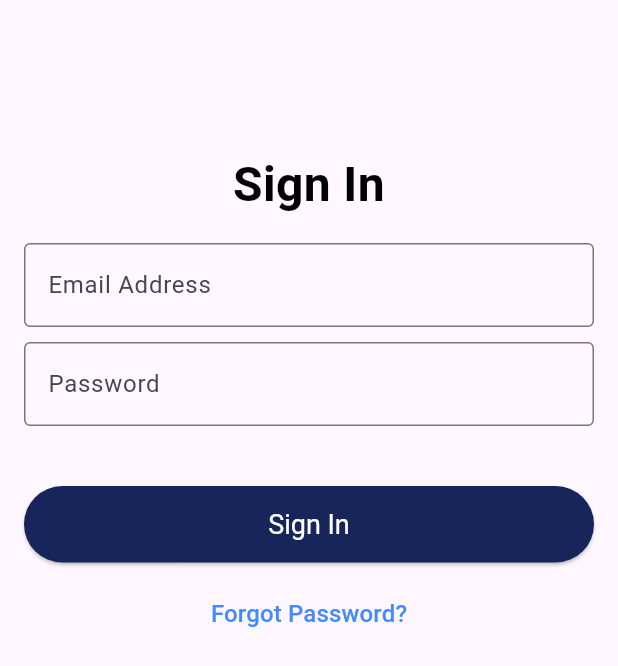
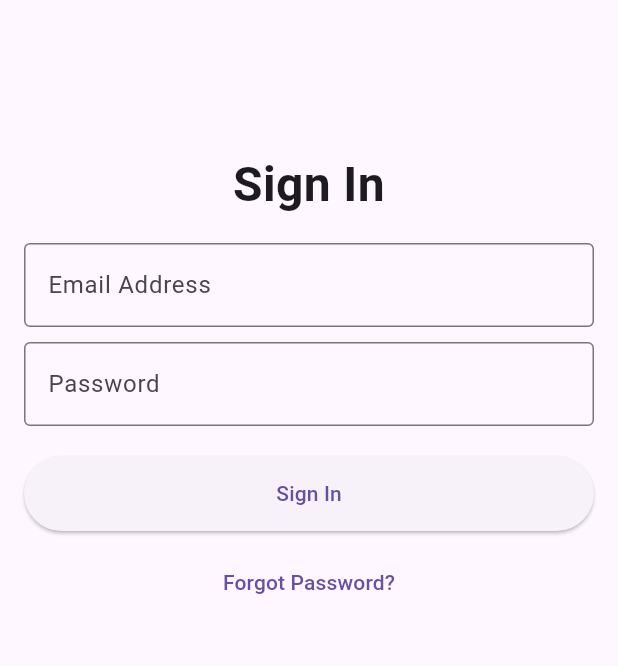
Before and after one commit to JAYANTJOSHI001/ScrapconApp, a Flutter app: the LoginScreen screen opened directly, on a phone screen of 412 x 824 dp. Shown: the top 666 px of the screen. Run offline on Flutter 3.47's test engine with Material 3 defaults, Android fonts, the phone set to English and light mode, and no system bars; our stand-ins replace flutter_dotenv, flutter_svg.

Commit message:
sign in sign up implemented

```diff
--- a/lib/main.dart
+++ b/lib/main.dart
@@ -1,7 +1,9 @@
 import 'package:flutter/material.dart';
+import 'package:flutter_dotenv/flutter_dotenv.dart';
 import 'screens/splash_screen.dart';
 
-void main() {
+Future<void> main() async {
+  await dotenv.load(fileName: ".env");
   runApp(ScrapconApp());
 }
 
--- a/lib/screens/login_screen.dart
+++ b/lib/screens/login_screen.dart
@@ -1,22 +1,47 @@
 import 'package:flutter/material.dart';
+import 'package:http/http.dart' as http;
+import 'package:flutter_dotenv/flutter_dotenv.dart';
+import 'dart:convert';
+import 'onboarding_screen.dart';
 
 class LoginScreen extends StatelessWidget {
+  final TextEditingController _emailController = TextEditingController();
+  final TextEditingController _passwordController = TextEditingController();
+
+  Future<void> _login(BuildContext context) async {
+    final url = '${dotenv.env['BACKEND_URL']}/api/users/login';
+    final response = await http.post(
+      Uri.parse(url),
+      headers: {'Content-Type': 'application/json'},
+      body: json.encode({
+        'email': _emailController.text,
+        'password': _passwordController.text,
+      }),
+    );
+
+    if (response.statusCode == 200) {
+      final data = json.decode(response.body);
+      final token = data['token'];
+      Navigator.pushReplacement(
+        context,
+        MaterialPageRoute(builder: (context) => OnboardingScreen()),
+      );
+    } else {
+      print('Login failed: ${response.body}');
+    }
+  }
+
   @override
   Widget build(BuildContext context) {
     return Scaffold(
       body: Column(
         children: [
-          // "Sign In" Heading with Top Padding
           Padding(
             padding: EdgeInsets.only(top: 100),
             child: Text(
               'Sign In',
-              style: TextStyle(
-                fontSize: 32,
-                fontWeight: FontWeight.bold,
-                color: Colors.black, // Black text color
-              ),
-              textAlign: TextAlign.center, // Center align the text
+              style: TextStyle(fontSize: 32, fontWeight: FontWeight.bold),
+              textAlign: TextAlign.center,
             ),
           ),
           Expanded(
@@ -24,50 +49,28 @@ class LoginScreen extends StatelessWidget {
               padding: EdgeInsets.all(16.0),
               child: ListView(
                 children: [
-                  // Email Address Field
                   TextField(
-                    decoration: InputDecoration(
-                      labelText: 'Email Address',
-                      border: OutlineInputBorder(),
-                    ),
+                    controller: _emailController,
+                    decoration: InputDecoration(labelText: 'Email Address', border: OutlineInputBorder()),
                   ),
                   SizedBox(height: 10),
-                  // Password Field
                   TextField(
+                    controller: _passwordController,
                     obscureText: true,
-                    decoration: InputDecoration(
-                      labelText: 'Password',
-                      border: OutlineInputBorder(),
-                    ),
+                    decoration: InputDecoration(labelText: 'Password', border: OutlineInputBorder()),
                   ),
                   SizedBox(height: 20),
-                  SizedBox(height: 20),
-                  // Sign In Button
                   ElevatedButton(
-                    onPressed: () {
-                      // Add your sign-in logic here
-                    },
+                    onPressed: () => _login(context),
                     child: Text('Sign In'),
-                    style: ElevatedButton.styleFrom(
-                      padding: EdgeInsets.symmetric(vertical: 15),
-                      textStyle: TextStyle(fontSize: 18),
-                      backgroundColor: Color(0xFF17255A), // Button color
-                      foregroundColor: Colors.white, // Text color
-                    ),
+                    style: ElevatedButton.styleFrom(padding: EdgeInsets.symmetric(vertical: 15)),
                   ),
                   SizedBox(height: 10),
-                  // Forgot Password Link
                   TextButton(
                     onPressed: () {
                       // Add forgot password logic here
                     },
-                    child: Text(
-                      'Forgot Password?',
-                      style: TextStyle(
-                        color: Colors.blueAccent,
-                        fontSize: 16,
-                      ),
-                    ),
+                    child: Text('Forgot Password?'),
                   ),
                 ],
               ),
--- a/pubspec.yaml
+++ b/pubspec.yaml
@@ -30,7 +30,9 @@ environment:
 dependencies:
   flutter:
     sdk: flutter
-  flutter_svg: ^1.0.0
+  flutter_svg: ^2.0.17
+  http: ^1.2.2
+  flutter_dotenv: ^5.0.2
 
   # The following adds the Cupertino Icons font to your application.
   # Use with the CupertinoIcons class for iOS style icons.
```
Also changed, not shown: lib/screens/onboarding_screen.dart (added, +18 -0 lines), lib/screens/signup_screen.dart (+44 -96 lines), pubspec.lock, 1 other file.
